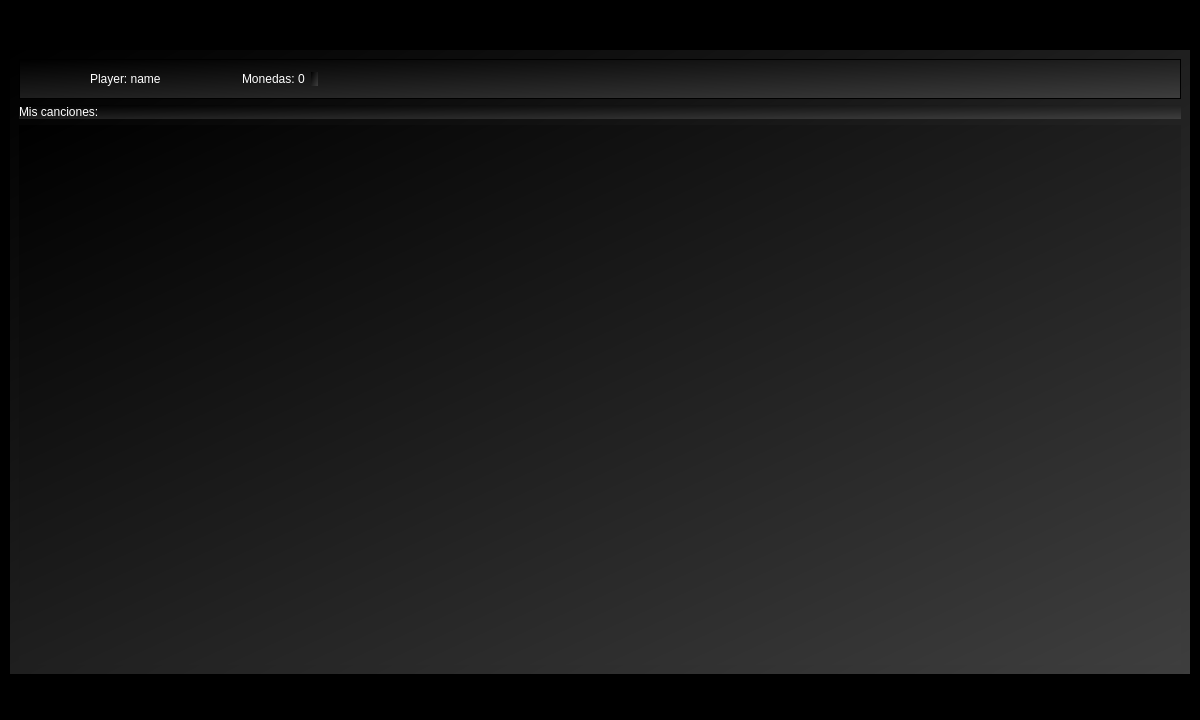
Old version of the form interfaz_menu.ui in the repository Shiura001/Key-of-music.
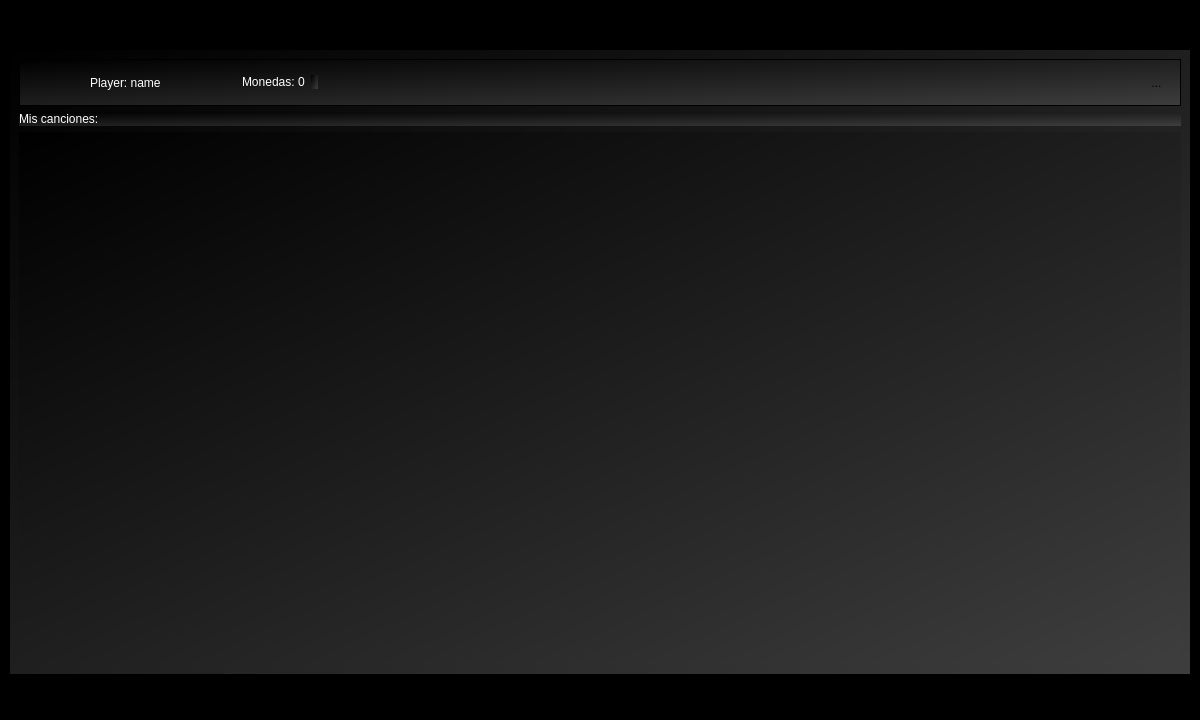
New version of the form.

Commit message: menu desplegable

Patch:
```diff
--- a/interfaz_menu.ui
+++ b/interfaz_menu.ui
@@ -164,7 +164,7 @@
             <x>0</x>
             <y>0</y>
             <width>1162</width>
-            <height>495</height>
+            <height>486</height>
            </rect>
           </property>
          </widget>
@@ -273,6 +273,31 @@
             </property>
            </spacer>
           </item>
+          <item>
+           <widget class="QToolButton" name="btn_menu">
+            <property name="styleSheet">
+             <string notr="true">QToolButton {
+    border: none;
+    background: transparent;
+    padding: 5px;
+}
+QToolButton:hover {
+    background-color: rgba(255, 255, 255, 30);
+    border-radius: 5px;
+}
+QToolButton:pressed {
+    background-color: rgba(255, 255, 255, 50);
+}
+/* Agrega esto para asegurar que no salga la flecha de menú */
+QToolButton::menu-indicator {
+    image: none;
+}</string>
+            </property>
+            <property name="text">
+             <string>...</string>
+            </property>
+           </widget>
+          </item>
          </layout>
         </widget>
        </item>
```
Left out of the diff: 4 changed lines with no effect on the pictures. The commit also changes 16 other files.
